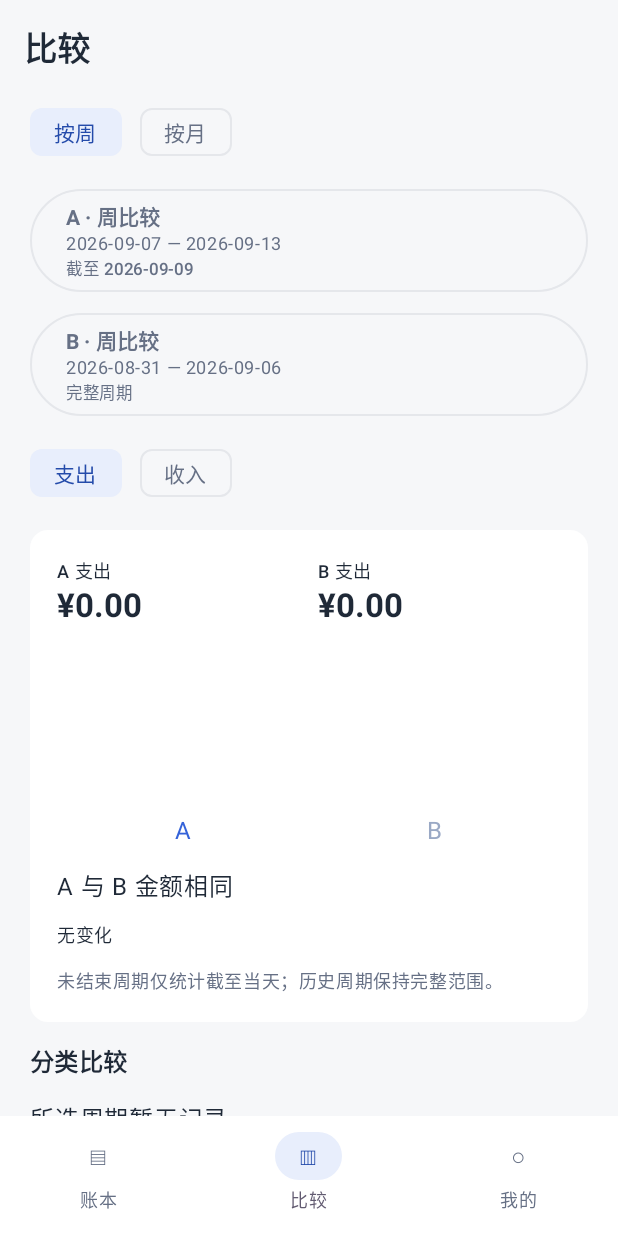
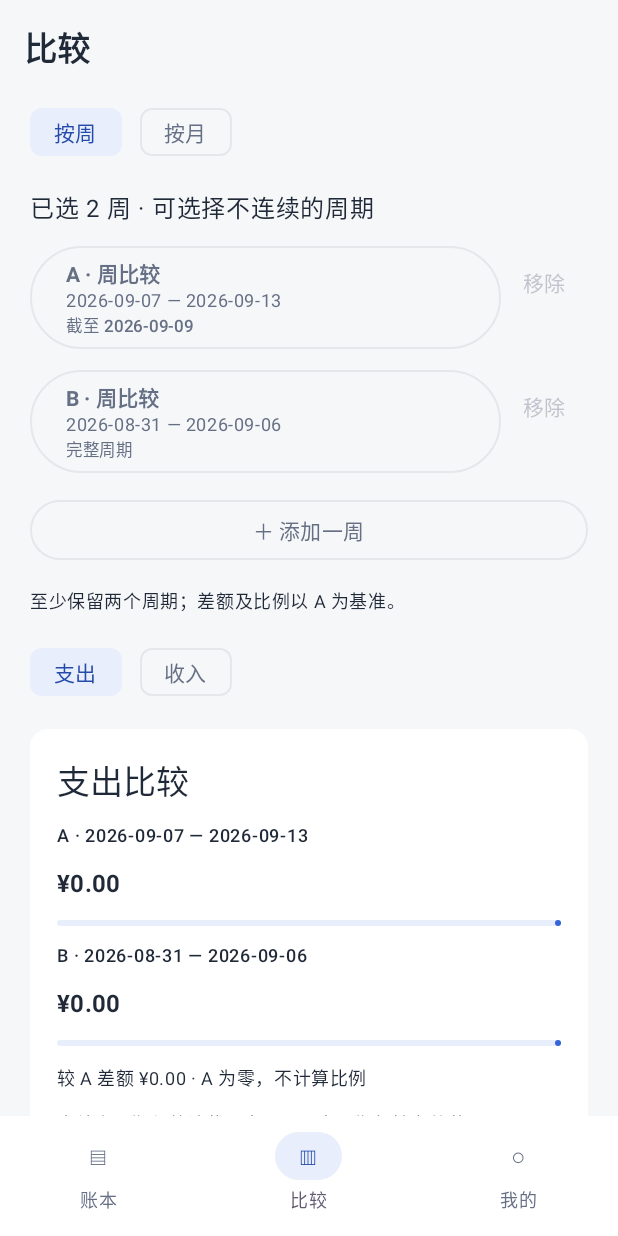
Before and after one commit to wambiton/daily-ledger, an Android app built with Jetpack Compose: the screen it shows after launch (MainActivity), item 2 of the bottom bar chosen, on a phone screen of 412 x 824 dp. Run offline under Robolectric (Android 15) with nearby library versions, the phone set to English and light mode, and no system bars; our stand-ins replace Room's generated code.

Commit message:
feat: support multiple selected weeks and months; pass 14 unit and 10 device tests

```diff
--- a/android/app/build.gradle.kts
+++ b/android/app/build.gradle.kts
@@ -11,8 +11,8 @@ android {
         applicationId = "com.personal.ledger"
         minSdk = 26
         targetSdk = 35
-        versionCode = 3
-        versionName = "0.3.0-p3"
+        versionCode = 4
+        versionName = "0.3.1-multi-period"
         testInstrumentationRunner = "androidx.test.runner.AndroidJUnitRunner"
     }
     compileOptions { sourceCompatibility = JavaVersion.VERSION_17; targetCompatibility = JavaVersion.VERSION_17 }
--- a/android/app/src/main/java/com/personal/ledger/domain/Comparison.kt
+++ b/android/app/src/main/java/com/personal/ledger/domain/Comparison.kt
@@ -22,7 +22,24 @@ data class ComparisonResult(val a: Long, val b: Long, val categories: List<Categ
         .divide(BigDecimal.valueOf(b), 1, RoundingMode.HALF_UP).toPlainString()
 }
 
+data class MultiCategory(val id: String, val totals: List<Long>)
+data class MultiComparison(val totals: List<Long>, val categories: List<MultiCategory>)
+
 object Comparison {
+    fun calculateMany(entries: List<Entry>, type: String, periods: List<LedgerPeriod>): MultiComparison {
+        require(type in listOf("expense", "income"))
+        require(periods.size >= 2) { "请至少选择两个周期" }
+        require(periods.map { it.start to it.fullEndExclusive }.distinct().size == periods.size) { "请选择不同的比较周期" }
+        val values = periods.map { linkedMapOf<String, Long>() }
+        entries.filter { it.type == type && it.deletedAt == null }.forEach { entry ->
+            periods.forEachIndexed { index, period ->
+                if(period.contains(entry.date)) values[index][entry.categoryId] = Math.addExact(values[index][entry.categoryId] ?: 0L, entry.amountFen)
+            }
+        }
+        val categories = values.flatMap { it.keys }.distinct().map { id -> MultiCategory(id, values.map { it[id] ?: 0L }) }
+            .sortedWith(compareByDescending<MultiCategory> { it.totals.fold(0L, Math::addExact) }.thenBy { it.id })
+        return MultiComparison(values.map { it.values.fold(0L, Math::addExact) }, categories)
+    }
     fun week(day: LocalDate, today: LocalDate = Rules.today()): LedgerPeriod {
         require(day <= today) { "不能选择未来日期" }
         val start = day.minusDays((day.dayOfWeek.value - 1).toLong())
--- a/android/app/src/main/java/com/personal/ledger/ui/ComparisonScreen.kt
+++ b/android/app/src/main/java/com/personal/ledger/ui/ComparisonScreen.kt
@@ -1,7 +1,6 @@
 package com.personal.ledger.ui
 
 import android.app.DatePickerDialog
-import androidx.compose.foundation.Canvas
 import androidx.compose.foundation.clickable
 import androidx.compose.foundation.layout.*
 import androidx.compose.foundation.text.KeyboardOptions
@@ -9,9 +8,6 @@ import androidx.compose.material3.*
 import androidx.compose.runtime.*
 import androidx.compose.runtime.saveable.rememberSaveable
 import androidx.compose.ui.Modifier
-import androidx.compose.ui.geometry.Offset
-import androidx.compose.ui.geometry.Size
-import androidx.compose.ui.graphics.Color
 import androidx.compose.ui.platform.LocalContext
 import androidx.compose.ui.platform.testTag
 import androidx.compose.ui.text.font.FontWeight
@@ -28,101 +24,110 @@ fun ComparisonScreen(entries: List<Entry>, categories: List<Category>, onEntry:
     val context = LocalContext.current
     var mode by rememberSaveable { mutableStateOf("week") }
     var type by rememberSaveable { mutableStateOf("expense") }
-    var weekA by rememberSaveable { mutableStateOf(today.toString()) }
-    var weekB by rememberSaveable { mutableStateOf(today.minusWeeks(1).toString()) }
-    var monthA by rememberSaveable { mutableStateOf(YearMonth.from(today).toString()) }
-    var monthB by rememberSaveable { mutableStateOf(YearMonth.from(today).minusMonths(1).toString()) }
-    var monthPicker by rememberSaveable { mutableStateOf<String?>(null) }
+    // Separate, saveable selections survive mode switches and detail navigation.
+    var weeks by rememberSaveable { mutableStateOf("$today|${today.minusWeeks(1)}") }
+    var months by rememberSaveable { mutableStateOf("${YearMonth.from(today)}|${YearMonth.from(today).minusMonths(1)}") }
+    var monthPicker by rememberSaveable { mutableStateOf<Int?>(null) }
     var selectionError by rememberSaveable { mutableStateOf<String?>(null) }
     var detailCategory by rememberSaveable { mutableStateOf<String?>(null) }
-    val a = if(mode == "week") Comparison.week(LocalDate.parse(weekA),today) else Comparison.month(YearMonth.parse(monthA),today)
-    val b = if(mode == "week") Comparison.week(LocalDate.parse(weekB),today) else Comparison.month(YearMonth.parse(monthB),today)
-    val result = remember(entries, type, a, b) { Comparison.calculate(entries, type, a, b) }
+    val selected = (if(mode == "week") weeks else months).split("|")
+    val periods = selected.map { if(mode == "week") Comparison.week(LocalDate.parse(it), today) else Comparison.month(YearMonth.parse(it), today) }
+    val result = remember(entries, type, periods) { Comparison.calculateMany(entries, type, periods) }
     val names = remember(categories) { categories.associate { it.id to it.name } }
-    val aColor = MaterialTheme.colorScheme.primary
-    val bColor = Color(0xFF9AA9C5)
-
-    fun pickWeek(side: String) {
-        val initial = LocalDate.parse(if(side == "A") weekA else weekB)
-        DatePickerDialog(context, { _, year, month, day ->
-            val selected = LocalDate.of(year,month + 1,day)
-            val other = if(side == "A") b else a
-            if(Comparison.week(selected,today).start == other.start) selectionError = "请选择不同的比较周期"
-            else { if(side == "A") weekA = selected.toString() else weekB = selected.toString(); detailCategory = null }
-        },initial.year,initial.monthValue - 1,initial.dayOfMonth).apply {
+    fun label(index: Int) = if(index < 26) ('A'.code + index).toChar().toString() else "${index + 1}"
+    fun saveSelection(values: List<String>) {
+        if(mode == "week") weeks = values.joinToString("|") else months = values.joinToString("|")
+        detailCategory = null
+    }
+    fun select(index: Int, value: String) {
+        val period = if(mode == "week") Comparison.week(LocalDate.parse(value), today) else Comparison.month(YearMonth.parse(value), today)
+        if(periods.withIndex().any { it.index != index && it.value.start == period.start }) {
+            selectionError = "请选择不同的比较周期"
+        } else {
+            val updated = selected.toMutableList()
+            if(index == -1) updated.add(value) else updated[index] = value
+            saveSelection(updated)
+        }
+    }
+    fun pickWeek(index: Int) {
+        val initial = if(index < 0) today else LocalDate.parse(selected[index])
+        DatePickerDialog(context, { _, year, month, day -> select(index, LocalDate.of(year, month + 1, day).toString()) },
+            initial.year, initial.monthValue - 1, initial.dayOfMonth).apply {
             datePicker.maxDate = today.plusDays(1).atStartOfDay(Rules.zone).toInstant().toEpochMilli() - 1
         }.show()
+    }
+    @Composable fun AmountBars(totals: List<Long>, totalTags: Boolean = false) {
+        val scale = totals.maxOrNull()?.coerceAtLeast(1) ?: 1L
+        totals.forEachIndexed { index, amount ->
+            Text("${label(index)} · ${if(mode == "month") YearMonth.from(periods[index].start) else periods[index].label}", style = MaterialTheme.typography.labelMedium)
+            Text("¥${Rules.money(amount)}", modifier = if(totalTags) Modifier.testTag("total-${label(index).lowercase()}") else Modifier,
+                style = MaterialTheme.typography.titleMedium, fontWeight = FontWeight.Bold)
+            LinearProgressIndicator(progress = { amount.toFloat() / scale }, modifier = Modifier.fillMaxWidth())
+            if(index > 0) {
+                val difference = ComparisonResult(amount, totals.first(), emptyList())
+                Text("较 A 差额 ¥${Rules.money(difference.delta)} · " + (difference.percent?.let { "$it%" } ?: "A 为零，不计算比例"), style = MaterialTheme.typography.bodySmall)
+            }
+        }
     }
     Column(verticalArrangement = Arrangement.spacedBy(14.dp)) {
         Row(horizontalArrangement = Arrangement.spacedBy(12.dp)) {
             FilterChip(selected = mode == "week", onClick = { mode = "week"; detailCategory = null }, label = { Text("按周") })
             FilterChip(selected = mode == "month", onClick = { mode = "month"; detailCategory = null }, label = { Text("按月") })
         }
-        listOf("A" to a, "B" to b).forEach { (side, period) ->
-            OutlinedButton(onClick = { if(mode == "week") pickWeek(side) else monthPicker = side }, modifier = Modifier.fillMaxWidth().testTag("period-$side")) {
-                Column(Modifier.fillMaxWidth()) {
-                    Text("$side · ${if(mode == "month") YearMonth.from(period.start) else "周比较"}", fontWeight = FontWeight.Bold)
-                    Text(period.label, style = MaterialTheme.typography.bodySmall)
-                    Text(period.actualLabel, style = MaterialTheme.typography.labelSmall)
+        Text("已选 ${periods.size} ${if(mode == "week") "周" else "个月"} · 可选择不连续的周期")
+        periods.forEachIndexed { index, period ->
+            Row(Modifier.fillMaxWidth()) {
+                OutlinedButton(onClick = { if(mode == "week") pickWeek(index) else monthPicker = index }, modifier = Modifier.weight(1f).testTag("period-${label(index)}")) {
+                    Column(Modifier.fillMaxWidth()) {
+                        Text("${label(index)} · ${if(mode == "month") YearMonth.from(period.start) else "周比较"}", fontWeight = FontWeight.Bold)
+                        Text(period.label, style = MaterialTheme.typography.bodySmall)
+                        Text(period.actualLabel, style = MaterialTheme.typography.labelSmall)
+                    }
                 }
+                TextButton(onClick = { saveSelection(selected.filterIndexed { i, _ -> i != index }) }, enabled = periods.size > 2,
+                    modifier = Modifier.testTag("remove-${label(index)}")) { Text("移除") }
             }
         }
+        OutlinedButton(onClick = { if(mode == "week") pickWeek(-1) else monthPicker = -1 }, modifier = Modifier.fillMaxWidth().testTag("add-period")) {
+            Text(if(mode == "week") "＋ 添加一周" else "＋ 添加一个月")
+        }
+        Text("至少保留两个周期；差额及比例以 A 为基准。", style = MaterialTheme.typography.bodySmall)
         Row(horizontalArrangement = Arrangement.spacedBy(12.dp)) {
             FilterChip(selected = type == "expense", onClick = { type = "expense"; detailCategory = null }, label = { Text("支出") })
             FilterChip(selected = type == "income", onClick = { type = "income"; detailCategory = null }, label = { Text("收入") })
         }
         Card(colors = CardDefaults.cardColors(containerColor = MaterialTheme.colorScheme.surface), modifier = Modifier.fillMaxWidth()) {
             Column(Modifier.padding(18.dp), verticalArrangement = Arrangement.spacedBy(12.dp)) {
-                Row(Modifier.fillMaxWidth(), horizontalArrangement = Arrangement.spacedBy(12.dp)) {
-                    listOf("A" to result.a, "B" to result.b).forEach { (side,total) ->
-                        Column(Modifier.weight(1f)) {
-                            Text("$side ${if(type == "expense") "支出" else "收入"}", style = MaterialTheme.typography.labelMedium)
-                            Text("¥${Rules.money(total)}", modifier = Modifier.testTag("total-${side.lowercase()}"), style = MaterialTheme.typography.titleLarge, fontWeight = FontWeight.Bold)
-                        }
-                    }
-                }
-                Canvas(Modifier.fillMaxWidth().height(100.dp)) {
-                    val max = maxOf(result.a,result.b,1).toFloat()
-                    val width = size.width / 5f
-                    val ha = size.height * (result.a.toFloat() / max)
-                    val hb = size.height * (result.b.toFloat() / max)
-                    drawRect(aColor,Offset(width,size.height-ha),Size(width,ha))
-                    drawRect(bColor,Offset(width*3,size.height-hb),Size(width,hb))
-                }
-                Row(Modifier.fillMaxWidth(), horizontalArrangement = Arrangement.SpaceAround) { Text("A",color=aColor); Text("B",color=bColor) }
-                Text(if(result.delta == 0L) "A 与 B 金额相同" else "A 比 B ${if(result.delta > 0) "多" else "少"} ¥${Rules.money(kotlin.math.abs(result.delta))}")
-                Text(result.percent?.let { "变化 $it%（以 B 为基准）" } ?: if(result.a == 0L) "无变化" else "B 无金额记录，不计算变化比例", style = MaterialTheme.typography.bodySmall)
-                if(a.partial || b.partial) Text("未结束周期仅统计截至当天；历史周期保持完整范围。", style = MaterialTheme.typography.bodySmall, color = MaterialTheme.colorScheme.onSurfaceVariant)
+                Text(if(type == "expense") "支出比较" else "收入比较", style = MaterialTheme.typography.titleLarge)
+                AmountBars(result.totals, true)
+                if(periods.any { it.partial }) Text("未结束周期仅统计截至当天；历史周期保持完整范围。", style = MaterialTheme.typography.bodySmall)
             }
         }
         if(detailCategory == null) {
-            Text("分类比较",style=MaterialTheme.typography.titleMedium,fontWeight=FontWeight.Bold)
+            Text("分类比较", style = MaterialTheme.typography.titleMedium, fontWeight = FontWeight.Bold)
             if(result.categories.isEmpty()) Text("所选周期暂无记录")
-            val scale = result.categories.maxOfOrNull { maxOf(it.a,it.b) }?.coerceAtLeast(1) ?: 1L
             result.categories.forEach { row ->
                 Card(modifier = Modifier.fillMaxWidth().clickable { detailCategory = row.id }.testTag("compare-category-${row.id}"),
                     colors = CardDefaults.cardColors(containerColor = MaterialTheme.colorScheme.surface)) {
                     Column(Modifier.padding(16.dp), verticalArrangement = Arrangement.spacedBy(8.dp)) {
                         Text(names[row.id] ?: "分类", fontWeight = FontWeight.Bold)
-                        Text("A ¥${Rules.money(row.a)} · B ¥${Rules.money(row.b)}",style=MaterialTheme.typography.bodySmall)
-                        LinearProgressIndicator(progress = { row.a.toFloat()/scale }, modifier = Modifier.fillMaxWidth(), color = aColor)
-                        LinearProgressIndicator(progress = { row.b.toFloat()/scale }, modifier = Modifier.fillMaxWidth(), color = bColor)
-                        Text("差额（A−B）：¥${Rules.money(row.delta)}  ›",style=MaterialTheme.typography.bodySmall)
+                        AmountBars(row.totals)
+                        Text("查看各周期明细 ›")
                     }
                 }
             }
         } else {
             TextButton(onClick = { detailCategory = null }) { Text("返回分类比较") }
-            Text("${names[detailCategory] ?: "分类"} · 明细",style=MaterialTheme.typography.titleMedium)
-            listOf("A" to a,"B" to b).forEach { (side,period) ->
-                Text("$side · ${period.actualLabel}",fontWeight=FontWeight.Bold)
+            Text("${names[detailCategory] ?: "分类"} · 明细", style = MaterialTheme.typography.titleMedium)
+            periods.forEachIndexed { index, period ->
+                Text("${label(index)} · ${period.label} · ${period.actualLabel}", fontWeight = FontWeight.Bold)
                 val matching = entries.filter { it.type == type && it.categoryId == detailCategory && it.deletedAt == null && period.contains(it.date) }
                 if(matching.isEmpty()) Text("暂无记录")
                 matching.forEach { entry ->
-                    OutlinedButton(onClick = { onEntry(entry) },modifier=Modifier.fillMaxWidth()) {
+                    OutlinedButton(onClick = { onEntry(entry) }, modifier = Modifier.fillMaxWidth()) {
                         Column(Modifier.fillMaxWidth()) {
                             Text("${entry.date} · ¥${Rules.money(entry.amountFen)}")
-                            if(entry.note.isNotBlank()) Text(entry.note,maxLines=2)
+                            if(entry.note.isNotBlank()) Text(entry.note, maxLines = 2)
                         }
                     }
                 }
@@ -130,13 +135,11 @@ fun ComparisonScreen(entries: List<Entry>, categories: List<Category>, onEntry:
         }
         Spacer(Modifier.height(24.dp))
     }
-    monthPicker?.let { side -> MonthPicker(YearMonth.parse(if(side == "A") monthA else monthB), onDismiss = { monthPicker = null }) { selected ->
-        val other = if(side == "A") monthB else monthA
-        if(selected.toString() == other) selectionError = "请选择不同的比较周期"
-        else { if(side == "A") monthA = selected.toString() else monthB = selected.toString(); detailCategory = null }
-        monthPicker = null
+    monthPicker?.let { index -> MonthPicker(if(index < 0) YearMonth.from(today) else YearMonth.parse(selected[index]), onDismiss = { monthPicker = null }) {
+        select(index, it.toString()); monthPicker = null
     } }
-    selectionError?.let { AlertDialog(onDismissRequest = { selectionError = null },title = { Text(it) },confirmButton = { TextButton(onClick = { selectionError = null }) { Text("知道了") } }) }
+    selectionError?.let { AlertDialog(onDismissRequest = { selectionError = null }, title = { Text(it) },
+        confirmButton = { TextButton(onClick = { selectionError = null }) { Text("知道了") } }) }
 }
 
 @Composable private fun MonthPicker(initial: YearMonth, onDismiss: () -> Unit, onSelected: (YearMonth) -> Unit) {
```
Also changed, not shown: 6 other files.
